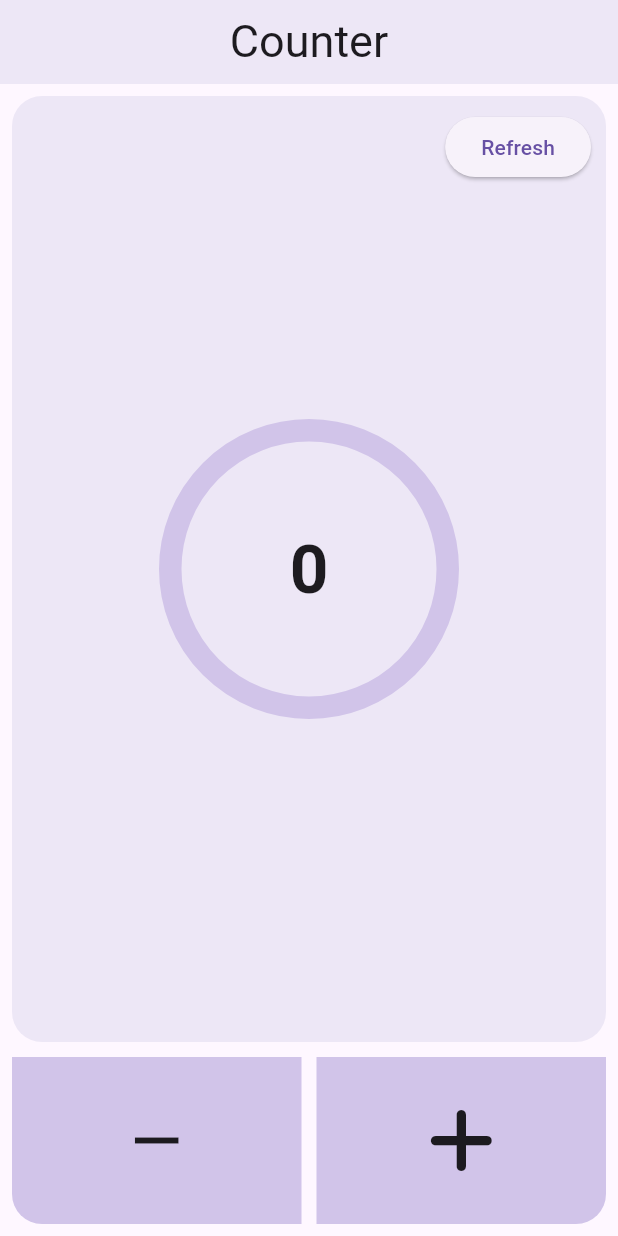
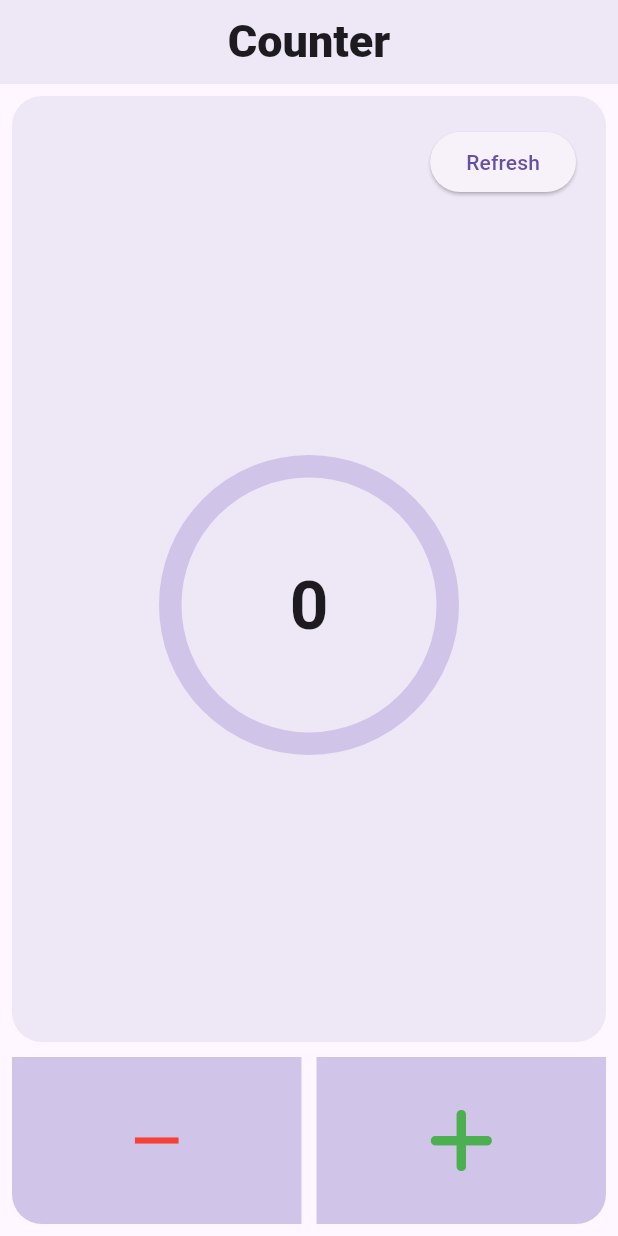
Before and after one commit to najmul19/Counter-App-Save-Previous-Count-, a Flutter app: the screen it shows after launch, on a phone screen of 412 x 824 dp. Run offline on Flutter 3.47's test engine with Material 3 defaults, Android fonts, the phone set to English and light mode, and no system bars; drawn by our look-alikes of percent_indicator; our stand-ins replace font_awesome_flutter, shared_preferences.

Commit message:
p commit

```diff
--- a/lib/main.dart
+++ b/lib/main.dart
@@ -54,7 +54,7 @@ class _HomeScreenState extends State<HomeScreen> {
   action() async {
     SharedPreferences pref = await SharedPreferences.getInstance();
     int? cntValue = pref.getInt("cntVal");
-    cnt = cntValue ?? 0;
+    cnt = cntValue ?? 0; // Handle null by initializing to 0
     setState(() {});
   }
 
@@ -65,7 +65,7 @@ class _HomeScreenState extends State<HomeScreen> {
         backgroundColor: Colors.deepPurple.shade50,
         title: const Text(
           "Counter",
-          style: TextStyle(fontSize: 30),
+          style: TextStyle(fontSize: 30, fontWeight: FontWeight.w900),
         ),
         centerTitle: true,
       ),
@@ -75,36 +75,16 @@ class _HomeScreenState extends State<HomeScreen> {
           children: [
             Expanded(
               flex: 85,
-              child: Stack(
-                children: [
-                  Container(
+              child: Container(
+                padding: const EdgeInsets.all(20),
                 decoration: BoxDecoration(
                   color: Colors.deepPurple.shade50,
                   borderRadius: BorderRadius.circular(20),
                 ),
-                  ),
-                  Center(
-                    child: CircularPercentIndicator(
-                      radius: 100,
-                      lineWidth: 15,
-                      backgroundColor: Colors.deepPurple.shade100,
-                      progressColor: Colors.deepPurple.shade500,
-                      percent: (cnt / 100).clamp(0.0, 1.0),
-                      center: Center(
-                        child: Text(
-                          cnt.toString(),
-                          style: const TextStyle(
-                            fontSize: 45,
-                            fontWeight: FontWeight.w700,
-                          ),
-                        ),
-                      ),
-                      circularStrokeCap: CircularStrokeCap.round,
-                    ),
-                  ),
-                  Positioned(
-                    top: 10,
-                    right: 10,
+                child: Column(
+                  children: [
+                    Align(
+                      alignment: Alignment.topRight,
                       child: ElevatedButton(
                         onPressed: () {
                           cnt = 0;
@@ -113,7 +93,27 @@ class _HomeScreenState extends State<HomeScreen> {
                         child: const Text("Refresh"),
                       ),
                     ),
+                    Expanded(
+                      child: Center(
+                        child: CircularPercentIndicator(
+                          radius: 100,
+                          lineWidth: 15,
+                          backgroundColor: Colors.deepPurple.shade100,
+                          progressColor: Colors.deepPurple.shade500,
+                          percent: (cnt / 100).clamp(0.0, 1.0),
+                          center: Text(
+                            cnt.toString(),
+                            style: const TextStyle(
+                              fontSize: 45,
+                              fontWeight: FontWeight.w700,
+                            ),
+                          ),
+                          circularStrokeCap: CircularStrokeCap.round,
+                        ),
+                      ),
+                    ),
                   ],
+                ),
               ),
             ),
             const SizedBox(height: 10),
@@ -138,6 +138,7 @@ class _HomeScreenState extends State<HomeScreen> {
                         child: const Icon(
                           Icons.remove,
                           size: 50,
+                          color: Colors.red,
                         ),
                       ),
                     ),
@@ -160,6 +161,7 @@ class _HomeScreenState extends State<HomeScreen> {
                         child: const Icon(
                           FontAwesomeIcons.plus,
                           size: 50,
+                          color: Colors.green,
                         ),
                       ),
                     ),
```
Lines whose indentation alone changed are shown as unchanged.
